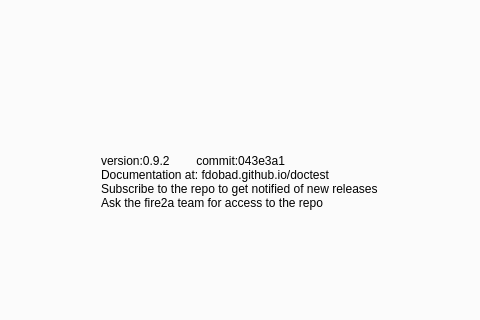
First picture: the form in fire2am_dialog_base.ui, repository fdobad/fire2am-kitral, before the edit; both pictures show x 88 to 568 and y 92 to 412 of the 654 by 579 pixel window.
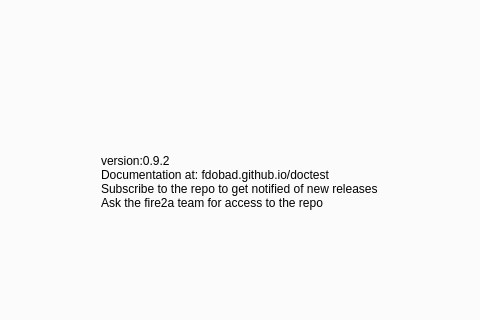
Second picture: the form after the edit. The open tabs and pages were chosen to show the change. Custom widgets are drawn as their Qt base class.

Commit message: weather folder check fix

```diff
--- a/fire2am_dialog_base.ui
+++ b/fire2am_dialog_base.ui
@@ -865,7 +865,7 @@
        <item row="0" column="1">
         <widget class="QLabel" name="label_17">
          <property name="text">
-          <string>version:0.9.2        commit:043e3a1 
+          <string>version:0.9.2
 Documentation at: fdobad.github.io/doctest
 Subscribe to the repo to get notified of new releases
 Ask the fire2a team for access to the repo</string>
```
The commit also changes 2 other files.
